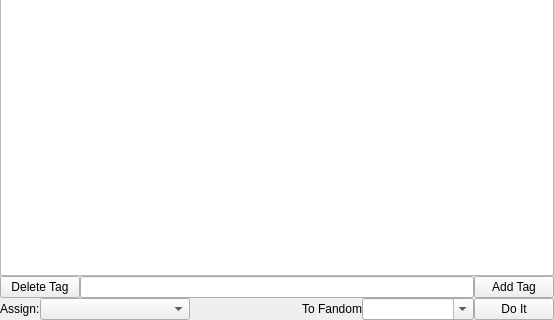
Before: the Qt Designer form UI/tagwidget.ui in Zeks/flipper, drawn with Qt 5; both pictures show x 0 to 554 and y 360 to 680 of the 554 by 680 pixel window.
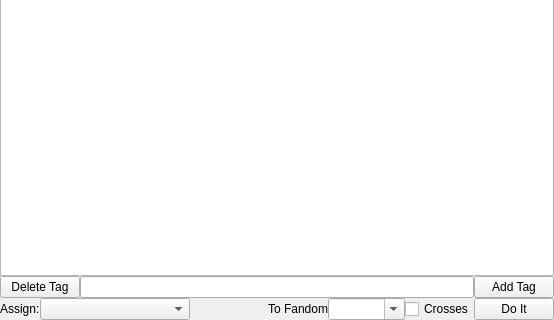
After: the same form once the commit is applied.

The edit to the form file:
```diff
--- a/UI/tagwidget.ui
+++ b/UI/tagwidget.ui
@@ -117,6 +117,13 @@
        </property>
       </widget>
      </item>
+     <item>
+      <widget class="QCheckBox" name="chkTagIncludingCrosses">
+       <property name="text">
+        <string>Crosses</string>
+       </property>
+      </widget>
+     </item>
      <item>
       <widget class="QPushButton" name="pbAssignTagToFandom">
        <property name="text">
```
